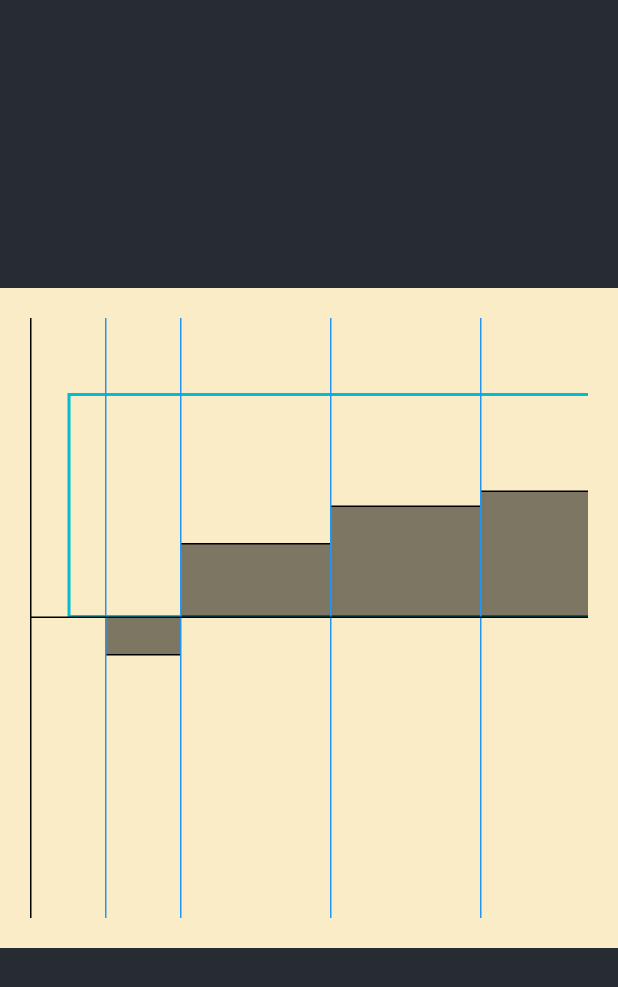
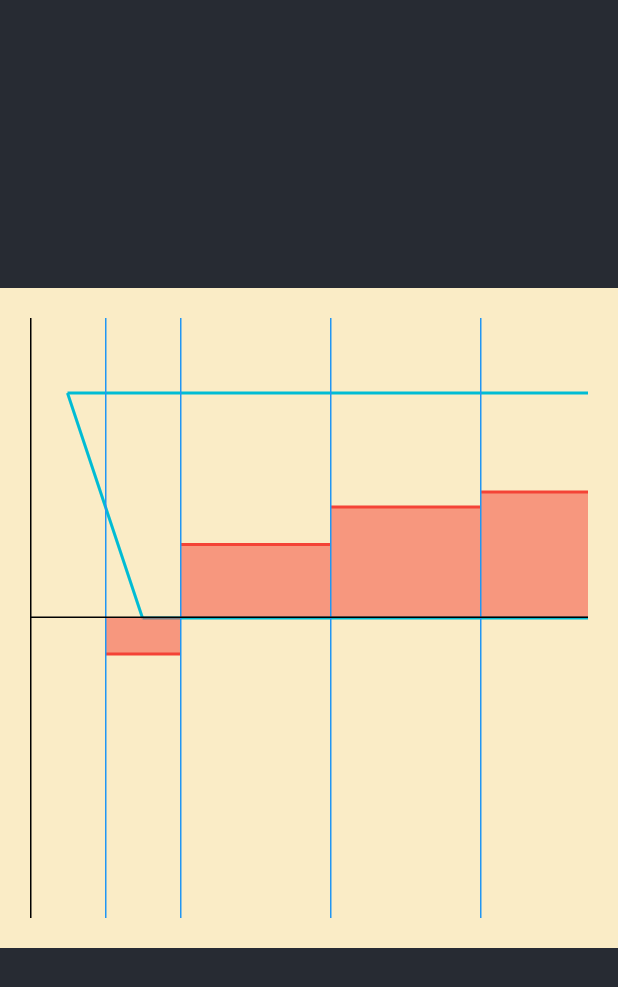
Before and after one commit to nyaneet/Ship-Geometry, a Flutter app: the screen it shows after launch, on a phone screen of 412 x 824 dp. Shown: the top 987 px of the screen. Run offline on Flutter 3.47's test engine with Material 3 defaults, Android fonts, the phone set to English and light mode, and no system bars.

Commit message:
add color configuration to ShipGeometry related widgets and change BodyLineFake

```diff
--- a/lib/main.dart
+++ b/lib/main.dart
@@ -34,6 +34,9 @@ class MainApp extends StatelessWidget {
                 (50, -50),
                 (50, null),
               ],
+              bodyColor: Colors.cyan,
+              frameColor: Colors.blue,
+              barColor: Colors.red,
             ),
           ),
         ),
--- a/lib/widgets/ship_geometry/ship_geometry.dart
+++ b/lib/widgets/ship_geometry/ship_geometry.dart
@@ -48,16 +48,23 @@ class ShipGeometry extends StatelessWidget {
   final (double x, double y) _origin;
   final List<double> _frames;
   final List<(double, double?)> _bars;
+  final Color _bodyColor, _barColor, _frameColor;
   const ShipGeometry({
     super.key,
     double width = 0.0,
     double height = 0.0,
     (double, double) origin = (0, 0),
+    Color bodyColor = Colors.black,
+    Color barColor = Colors.black,
+    Color frameColor = Colors.black,
     required List<double> frames,
     required List<(double, double?)> bars,
   })  : _width = width,
         _height = height,
         _origin = origin,
+        _bodyColor = bodyColor,
+        _barColor = barColor,
+        _frameColor = frameColor,
         _frames = frames,
         _bars = bars;
 
@@ -74,15 +81,17 @@ class ShipGeometry extends StatelessWidget {
           children: [
             BodyLineFake(
               origin: _origin,
+              color: _bodyColor,
             ),
             Bars(
               origin: _origin,
               bars: _bars,
+              color: _barColor,
             ),
             Frames(
               origin: _origin,
-              color: Colors.blue,
               frames: _frames,
+              color: _frameColor,
             ),
             Positioned(
               top: 0,
--- a/lib/widgets/ship_geometry/widgets/bars.dart
+++ b/lib/widgets/ship_geometry/widgets/bars.dart
@@ -28,7 +28,7 @@ class Bar extends StatelessWidget {
             double value => value >= 0
                 ? BorderSide(
                     color: _color,
-                    width: 1,
+                    width: 2,
                   )
                 : BorderSide.none,
           },
@@ -37,7 +37,7 @@ class Bar extends StatelessWidget {
             double value => value < 0
                 ? BorderSide(
                     color: _color,
-                    width: 1,
+                    width: 2,
                   )
                 : BorderSide.none,
           },
--- a/lib/widgets/ship_geometry/widgets/body_line_fake.dart
+++ b/lib/widgets/ship_geometry/widgets/body_line_fake.dart
@@ -4,10 +4,16 @@ import 'package:flutter/material.dart';
 /// Create fake widget for visualization of the ship's body line
 class BodyLineFake extends StatelessWidget {
   final (double x, double y) _origin;
+  final double _thickness;
+  final Color _color;
   const BodyLineFake({
     super.key,
+    double thickness = 2.0,
+    Color color = Colors.black,
     required (double x, double y) origin,
-  }) : _origin = origin;
+  })  : _origin = origin,
+        _thickness = thickness,
+        _color = color;
 
   @override
   Widget build(BuildContext context) {
@@ -19,14 +25,11 @@ class BodyLineFake extends StatelessWidget {
         Positioned(
           left: originX + x,
           bottom: originY + y,
-          child: Container(
-            width: 550,
-            height: 150,
-            decoration: BoxDecoration(
-              border: Border.all(
-                width: 2,
-                color: Colors.cyan,
-              ),
+          child: CustomPaint(
+            size: const Size(550, 150),
+            painter: _BodyLineFakePainter(
+              strokeWidth: _thickness,
+              color: _color,
             ),
           ),
         ),
@@ -34,3 +37,48 @@ class BodyLineFake extends StatelessWidget {
     );
   }
 }
+
+/// Paints fake body line of the ship
+class _BodyLineFakePainter extends CustomPainter {
+  final double _strokeWidth;
+  final Color _color;
+  const _BodyLineFakePainter({
+    required double strokeWidth,
+    required Color color,
+  })  : _strokeWidth = strokeWidth,
+        _color = color;
+
+  @override
+  void paint(Canvas canvas, Size size) {
+    var paint = Paint()
+      ..color = _color
+      ..strokeWidth = _strokeWidth;
+
+    canvas
+      ..drawLine(
+        const Offset(0, 0),
+        const Offset(50, 150),
+        paint,
+      )
+      ..drawLine(
+        const Offset(50, 150),
+        const Offset(500, 150),
+        paint,
+      )
+      ..drawLine(
+        const Offset(500, 150),
+        const Offset(550, 0),
+        paint,
+      )
+      ..drawLine(
+        const Offset(550, 0),
+        const Offset(0, 0),
+        paint,
+      );
+  }
+
+  @override
+  bool shouldRepaint(CustomPainter oldDelegate) {
+    return false;
+  }
+}
```
